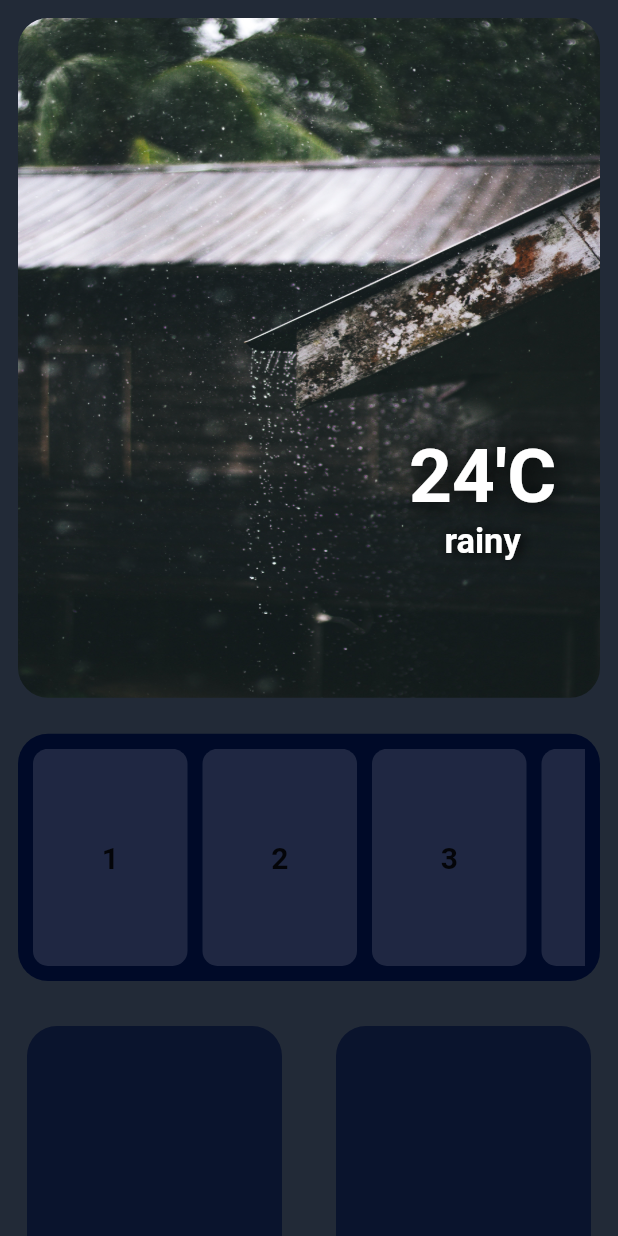
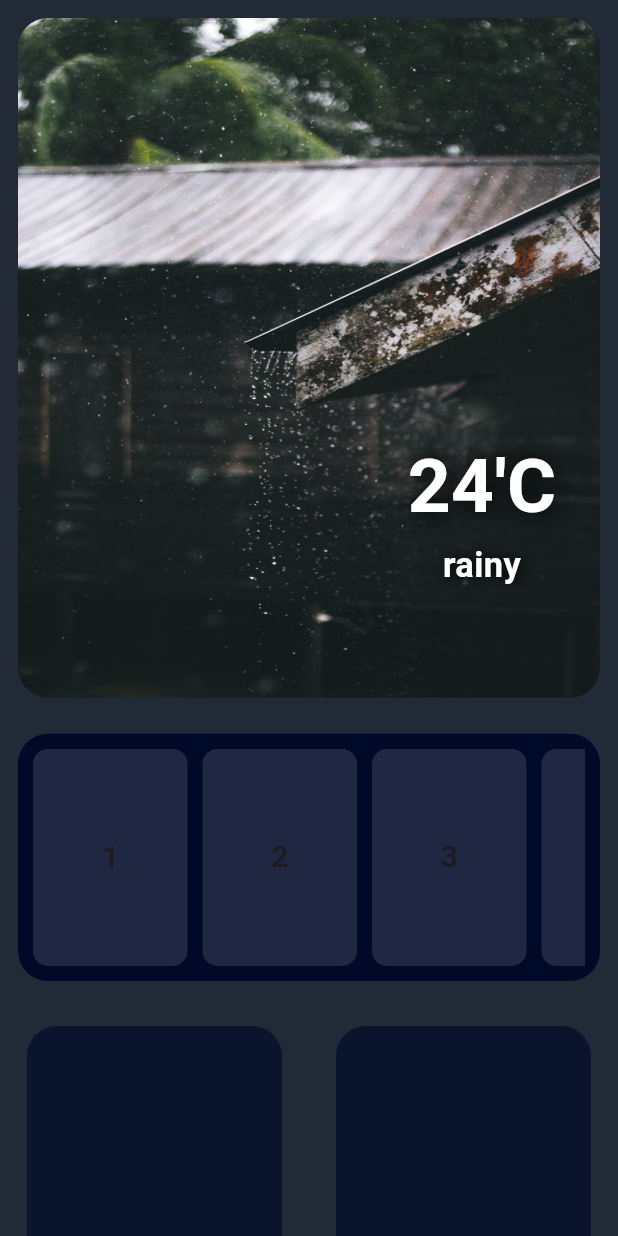
Before and after one commit to Vansh-77/weatherapp, a Flutter app: the screen it shows after launch, on a phone screen of 412 x 824 dp. Run offline on Flutter 3.47's test engine with Material 2 defaults, Android fonts, the phone set to English and light mode, and no system bars.

Commit message:
added themeData to use material3

```diff
--- a/lib/main.dart
+++ b/lib/main.dart
@@ -10,10 +10,10 @@ class MyApp extends StatelessWidget {
 
   @override
   Widget build(BuildContext context) {
-    return const MaterialApp(
+    return MaterialApp(
       debugShowCheckedModeBanner: false,
-      home: HomePage(),
+      home: const HomePage(),
+      theme: ThemeData(useMaterial3: true),
     );
-
   }
 }
```
